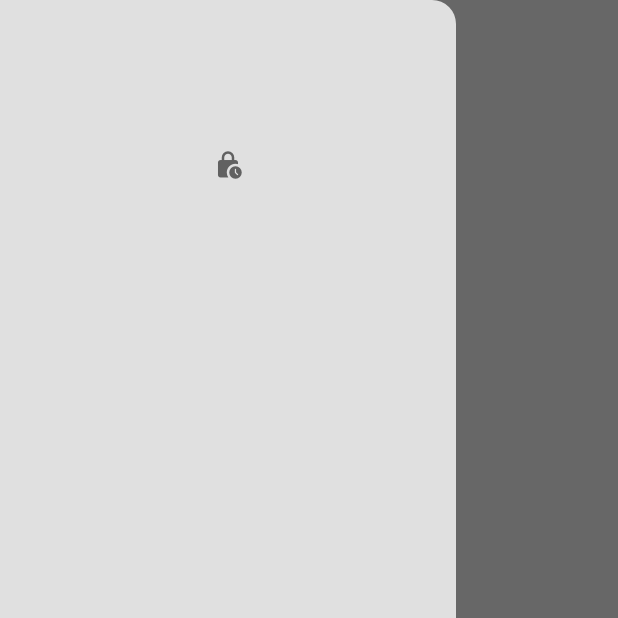
After one commit to bransyahtan/food_delivery, a Flutter app: the HomePage screen opened directly, with the side drawer open, on a phone screen of 412 x 824 dp, the top half of it. The commit adds this screen. Run offline on Flutter 3.47's test engine with Material 3 defaults, Android fonts, the phone set to English and light mode, and no system bars; our stand-ins replace curved_navigation_bar.

Commit message:
create drawer

```diff
--- /dev/null
+++ b/lib/components/my_drawer.dart
@@ -0,0 +1,25 @@
+import 'package:flutter/material.dart';
+
+class MyDrawer extends StatelessWidget {
+  const MyDrawer({super.key});
+
+  @override
+  Widget build(BuildContext context) {
+    return Drawer(
+      backgroundColor: Theme.of(context).colorScheme.surface,
+      child: Column(
+        children: [
+          Padding(
+            padding: const EdgeInsets.only(top: 100),
+            child: Icon(
+              Icons.lock_clock_rounded,
+              size: 20,
+              color: Theme.of(context).colorScheme.inversePrimary,
+            ),
+          ),
+          //list of children
+        ],
+      ),
+    );
+  }
+}
--- a/lib/pages/home_page.dart
+++ b/lib/pages/home_page.dart
@@ -1,4 +1,5 @@
 import 'package:flutter/material.dart';
+import 'package:food_delivery/components/my_drawer.dart';
 
 class HomePage extends StatefulWidget {
   const HomePage({super.key});
@@ -12,7 +13,7 @@ class _HomePageState extends State<HomePage> {
   Widget build(BuildContext context) {
     return Scaffold(
       appBar: AppBar(title: const Text('Home')),
-      drawer: const Drawer(),
+      drawer: const MyDrawer(),
     );
   }
 }
--- a/pubspec.yaml
+++ b/pubspec.yaml
@@ -7,6 +7,7 @@ environment:
   sdk: ^3.7.2
 
 dependencies:
+  curved_navigation_bar: ^1.0.6
   flutter:
     sdk: flutter
   lottie: ^3.3.1
```
Also changed, not shown: lib/components/curved_bottom_navbar.dart (added, +30 -0 lines), lib/pages/setting_page.dart (added, +10 -0 lines), pubspec.lock.
